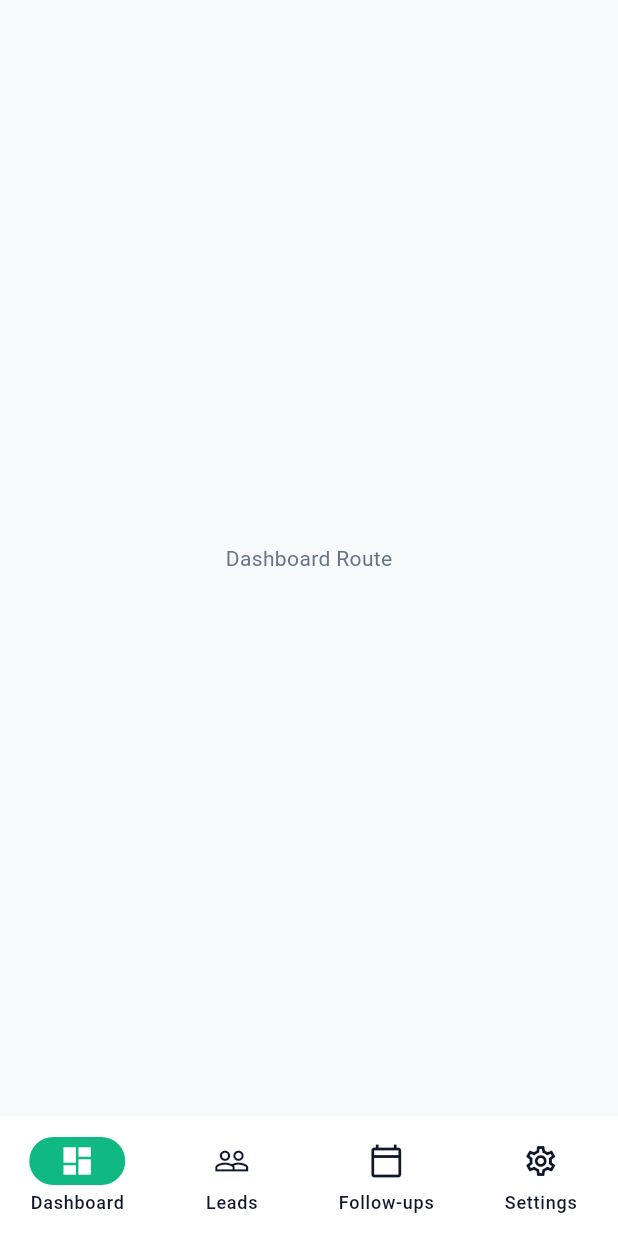
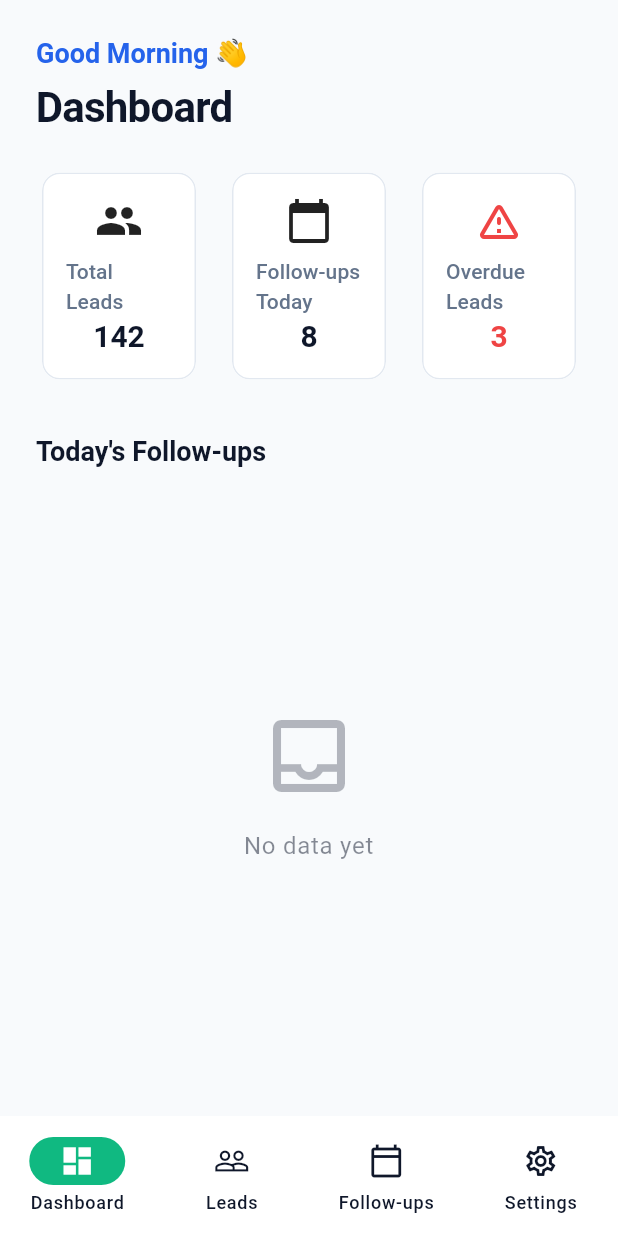
Before and after one commit to tanmaychdri/Leads-Studio, a Flutter app: the screen it shows after launch, on a phone screen of 412 x 824 dp. Run offline on Flutter 3.47's test engine with Material 3 defaults, Android fonts, the phone set to English and light mode, and no system bars; our stand-ins replace flutter_riverpod, go_router.

Commit message:
Phase 1: Added placeholder screens and wired routing (Step 9)

```diff
--- a/lib/app/router/app_router.dart
+++ b/lib/app/router/app_router.dart
@@ -2,6 +2,10 @@ import 'package:flutter/material.dart';
 import 'package:flutter_riverpod/flutter_riverpod.dart';
 import 'package:go_router/go_router.dart';
 import 'package:lead_flow/core/widgets/app_scaffold.dart';
+import 'package:lead_flow/features/dashboard/presentation/dashboard_screen.dart';
+import 'package:lead_flow/features/leads/presentation/leads_screen.dart';
+import 'package:lead_flow/features/follow_ups/presentation/follow_ups_screen.dart';
+import 'package:lead_flow/features/settings/presentation/settings_screen.dart';
 
 // We use a Provider to expose the router, which allows us to handle
 // authentication redirects or state-based routing easily in the future.
@@ -19,9 +23,7 @@ final goRouterProvider = Provider<GoRouter>((ref) {
             routes: [
               GoRoute(
                 path: '/dashboard',
-                builder: (context, state) => const Scaffold(
-                  body: Center(child: Text('Dashboard Route')),
-                ),
+                builder: (context, state) => const DashboardScreen(),
               ),
             ],
           ),
@@ -30,9 +32,7 @@ final goRouterProvider = Provider<GoRouter>((ref) {
             routes: [
               GoRoute(
                 path: '/leads',
-                builder: (context, state) => const Scaffold(
-                  body: Center(child: Text('Leads Route')),
-                ),
+                builder: (context, state) => const LeadsScreen(),
               ),
             ],
           ),
@@ -41,9 +41,7 @@ final goRouterProvider = Provider<GoRouter>((ref) {
             routes: [
               GoRoute(
                 path: '/follow-ups',
-                builder: (context, state) => const Scaffold(
-                  body: Center(child: Text('Follow-ups Route')),
-                ),
+                builder: (context, state) => const FollowUpsScreen(),
               ),
             ],
           ),
@@ -52,9 +50,7 @@ final goRouterProvider = Provider<GoRouter>((ref) {
             routes: [
               GoRoute(
                 path: '/settings',
-                builder: (context, state) => const Scaffold(
-                  body: Center(child: Text('Settings Route')),
-                ),
+                builder: (context, state) => const SettingsScreen(),
               ),
             ],
           ),
--- /dev/null
+++ b/lib/features/dashboard/presentation/dashboard_screen.dart
@@ -0,0 +1,83 @@
+import 'package:flutter/material.dart';
+import 'package:lead_flow/core/widgets/app_page_header.dart';
+import 'package:lead_flow/core/widgets/app_card.dart';
+import 'package:lead_flow/core/widgets/app_empty_state.dart';
+
+class DashboardScreen extends StatelessWidget {
+  const DashboardScreen({super.key});
+
+  @override
+  Widget build(BuildContext context) {
+    return Scaffold(
+      body: SafeArea(
+        child: Padding(
+          padding: const EdgeInsets.all(24.0),
+          child: Column(
+            crossAxisAlignment: CrossAxisAlignment.start,
+            children: [
+              Text(
+                'Good Morning 👋',
+                style: Theme.of(context).textTheme.titleLarge?.copyWith(
+                      color: Theme.of(context).colorScheme.primary,
+                    ),
+              ),
+              const SizedBox(height: 8),
+              const AppPageHeader(title: 'Dashboard'),
+              Row(
+                children: [
+                  Expanded(
+                    child: AppCard(
+                      child: Column(
+                        children: [
+                          const Icon(Icons.people, size: 32),
+                          const SizedBox(height: 8),
+                          Text('Total Leads', style: Theme.of(context).textTheme.labelLarge),
+                          Text('142', style: Theme.of(context).textTheme.headlineMedium),
+                        ],
+                      ),
+                    ),
+                  ),
+                  const SizedBox(width: 16),
+                  Expanded(
+                    child: AppCard(
+                      child: Column(
+                        children: [
+                          const Icon(Icons.calendar_today, size: 32),
+                          const SizedBox(height: 8),
+                          Text('Follow-ups Today', style: Theme.of(context).textTheme.labelLarge),
+                          Text('8', style: Theme.of(context).textTheme.headlineMedium),
+                        ],
+                      ),
+                    ),
+                  ),
+                  const SizedBox(width: 16),
+                  Expanded(
+                    child: AppCard(
+                      child: Column(
+                        children: [
+                          Icon(Icons.warning_amber_rounded, size: 32, color: Theme.of(context).colorScheme.error),
+                          const SizedBox(height: 8),
+                          Text('Overdue Leads', style: Theme.of(context).textTheme.labelLarge),
+                          Text('3', style: Theme.of(context).textTheme.headlineMedium?.copyWith(color: Theme.of(context).colorScheme.error)),
+                        ],
+                      ),
+                    ),
+                  ),
+                ],
+              ),
+              const SizedBox(height: 32),
+              Text('Today\'s Follow-ups', style: Theme.of(context).textTheme.titleLarge),
+              const SizedBox(height: 16),
+              const Expanded(
+                child: AppEmptyState(
+                  message: 'No data yet',
+                  icon: Icons.inbox_outlined,
+                ),
+              ),
+            ],
+          ),
+        ),
+      ),
+    );
+  }
+}
```
Also changed, not shown: lib/features/follow_ups/presentation/follow_ups_screen.dart (added, +30 -0 lines), lib/features/leads/presentation/leads_screen.dart (added, +37 -0 lines), lib/features/settings/presentation/settings_screen.dart (added, +72 -0 lines), 1 other file.
